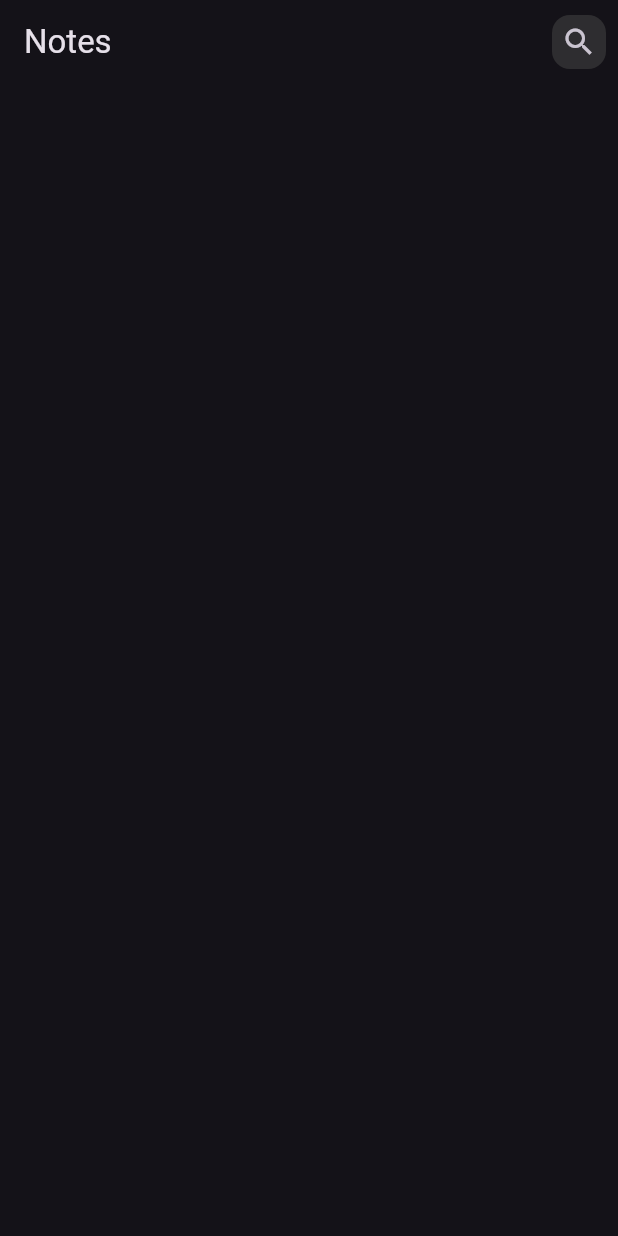
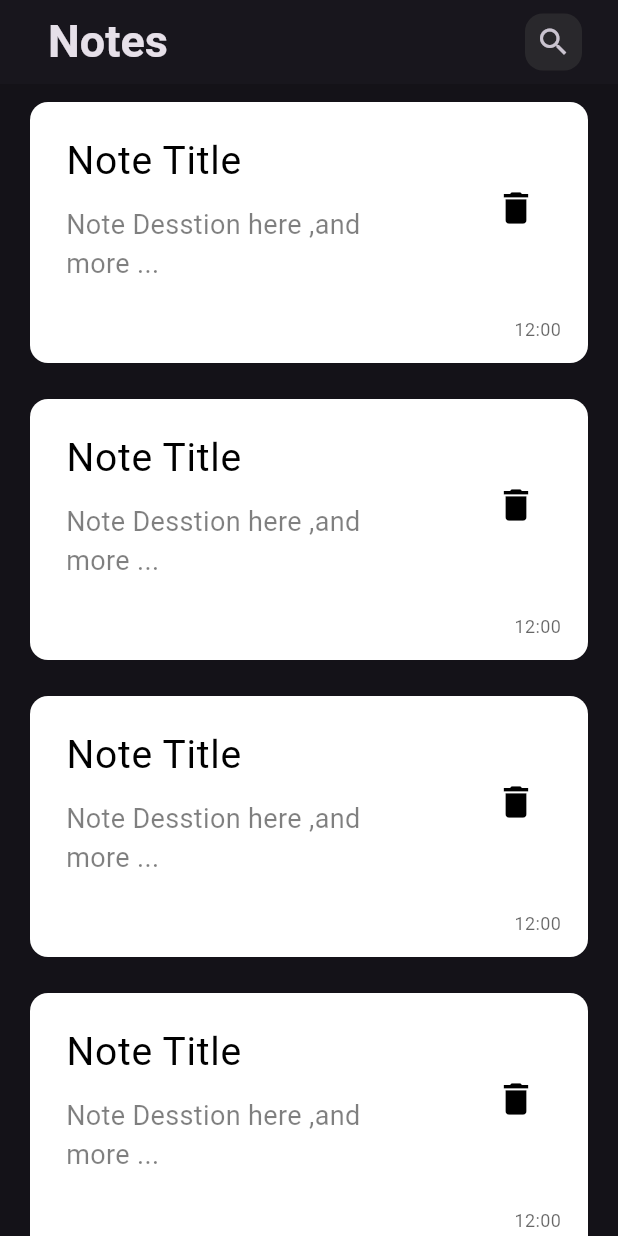
Before and after one commit to mohamedmagdy2301/notes_app, a Flutter app: the screen it shows after launch, on a phone screen of 412 x 824 dp. Run offline on Flutter 3.47's test engine with Material 3 defaults, Android fonts, the phone set to English and light mode, and no system bars.

Commit message:
create customer note item and sample listview.builder

```diff
--- a/lib/views/notes_view.dart
+++ b/lib/views/notes_view.dart
@@ -1,5 +1,6 @@
 import 'package:flutter/material.dart';
 import 'package:notes_app/views/widgets/customer_appbar.dart';
+import 'package:notes_app/views/widgets/customer_list_body.dart';
 
 class NotesView extends StatelessWidget {
   const NotesView({super.key});
@@ -8,6 +9,7 @@ class NotesView extends StatelessWidget {
   Widget build(BuildContext context) {
     return const Scaffold(
       appBar: CustomerAppBar(),
+      body: CustomerListBody(),
     );
   }
 }
--- a/lib/views/widgets/customer_appbar.dart
+++ b/lib/views/widgets/customer_appbar.dart
@@ -6,15 +6,26 @@ class CustomerAppBar extends StatelessWidget implements PreferredSizeWidget {
   @override
   Widget build(BuildContext context) {
     return AppBar(
-      title: const Text('Notes'),
+      elevation: .5,
+      title: const Padding(
+        padding: EdgeInsets.only(left: 16),
+        child: Text(
+          'Notes',
+          style: TextStyle(
+            fontSize: 30,
+            fontWeight: FontWeight.w700,
+          ),
+        ),
+      ),
       actions: [
         IconButton(
           onPressed: () {},
           icon: Container(
-            padding: const EdgeInsets.all(6),
+            padding: const EdgeInsets.all(7),
+            margin: const EdgeInsets.only(right: 16),
             decoration: BoxDecoration(
               borderRadius: BorderRadius.circular(12),
-              color: const Color.fromARGB(159, 62, 62, 62),
+              color: const Color.fromARGB(129, 58, 58, 58),
             ),
             child: const Icon(
               Icons.search,
--- /dev/null
+++ b/lib/views/widgets/customer_list_body.dart
@@ -0,0 +1,21 @@
+import 'package:flutter/material.dart';
+import 'package:notes_app/views/widgets/customer_note_item.dart';
+
+class CustomerListBody extends StatelessWidget {
+  const CustomerListBody({super.key});
+
+  @override
+  Widget build(BuildContext context) {
+    return ListView.builder(
+      itemCount: 10,
+      itemBuilder: (context, index) {
+        return const CustomerNoteItem(
+          colorNoteItem: Colors.white,
+          titleNoteItem: 'Note Title',
+          subtitleNoteItem: 'Note Desstion here ,and more ...',
+          timeNoteItem: '12:00',
+        );
+      },
+    );
+  }
+}
--- /dev/null
+++ b/lib/views/widgets/customer_note_item.dart
@@ -0,0 +1,67 @@
+import 'package:flutter/material.dart';
+
+class CustomerNoteItem extends StatelessWidget {
+  const CustomerNoteItem({
+    super.key,
+    required this.colorNoteItem,
+    required this.titleNoteItem,
+    required this.subtitleNoteItem,
+    required this.timeNoteItem,
+  });
+
+  final Color colorNoteItem;
+  final String titleNoteItem, subtitleNoteItem, timeNoteItem;
+  @override
+  Widget build(BuildContext context) {
+    return Container(
+      padding: const EdgeInsets.only(top: 12, left: 8),
+      margin: const EdgeInsets.symmetric(vertical: 12, horizontal: 20),
+      decoration: BoxDecoration(
+        borderRadius: BorderRadius.circular(12),
+        color: colorNoteItem,
+      ),
+      child: Column(
+        crossAxisAlignment: CrossAxisAlignment.end,
+        children: [
+          ListTile(
+            title: Text(
+              titleNoteItem,
+              style: const TextStyle(
+                fontSize: 26,
+                color: Colors.black,
+              ),
+            ),
+            subtitle: Padding(
+              padding: const EdgeInsets.only(top: 10),
+              child: Text(
+                subtitleNoteItem,
+                style: TextStyle(
+                  fontSize: 18,
+                  color: Colors.black.withOpacity(0.5),
+                ),
+              ),
+            ),
+            trailing: IconButton(
+              onPressed: () {},
+              icon: const Icon(
+                Icons.delete,
+                size: 28,
+                color: Colors.black,
+              ),
+            ),
+          ),
+          Padding(
+            padding: const EdgeInsets.symmetric(horizontal: 18, vertical: 14),
+            child: Text(
+              timeNoteItem,
+              style: TextStyle(
+                fontSize: 12,
+                color: Colors.black.withOpacity(0.6),
+              ),
+            ),
+          ),
+        ],
+      ),
+    );
+  }
+}
```
